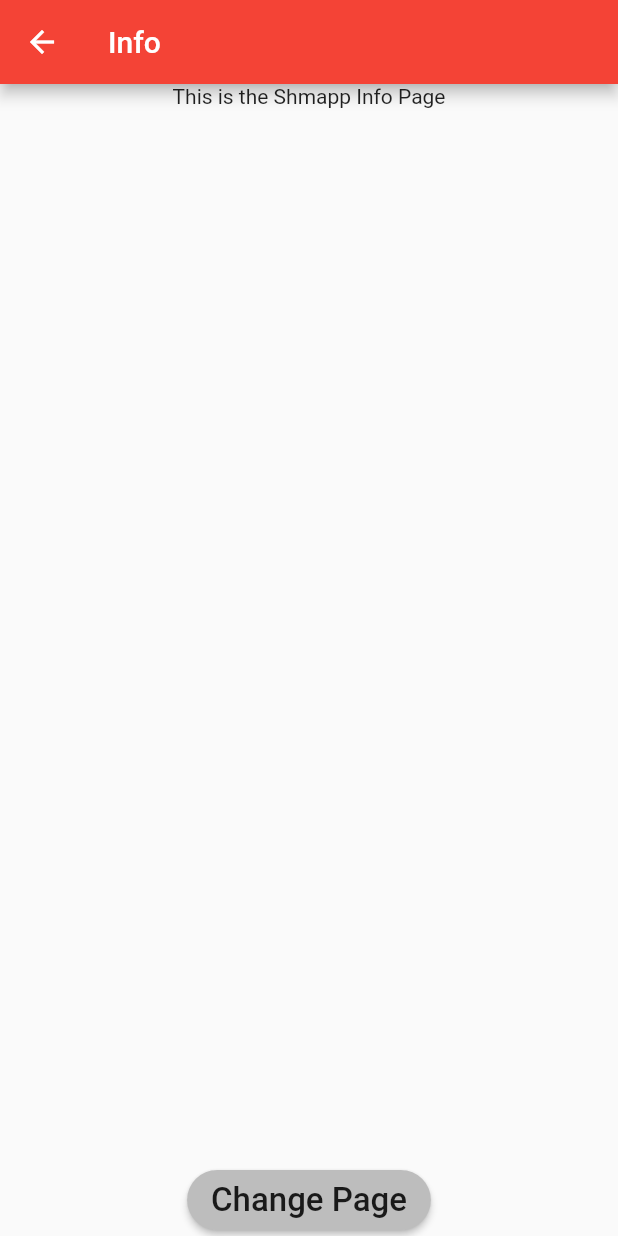
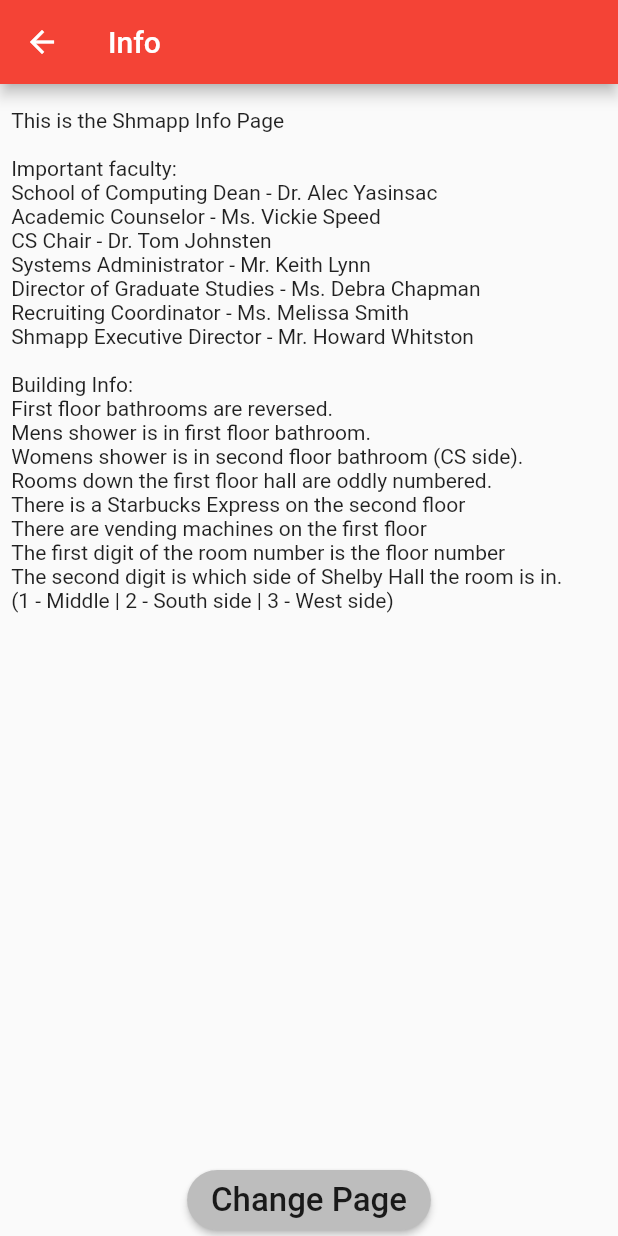
Before and after one commit to KotoKuraken/shmapp, a Flutter app: the MyInfoPage screen opened directly, on a phone screen of 412 x 824 dp. Run offline on Flutter 3.47's test engine with Material 2 defaults, Android fonts, the phone set to English and light mode, and no system bars; our stand-ins replace photo_view; missing offline and left inert: sqljocky5.

Commit message:
Info Page progress

```diff
--- a/lib/main.dart
+++ b/lib/main.dart
@@ -2016,8 +2016,34 @@ class _MyInfoPageState extends State<MyInfoPage> {
           // horizontal).
           mainAxisAlignment: MainAxisAlignment.center,
           children: <Widget>[
-            new Text(
-              'This is the Shmapp Info Page',
+            new Row(
+              mainAxisAlignment: MainAxisAlignment.start,
+              children: <Widget>[
+                Spacer(flex:1),
+                new Text(
+                '\nThis is the Shmapp Info Page\n\n'
+                    ''
+                    'Important faculty:\n'
+                    'School of Computing Dean - Dr. Alec Yasinsac\n'
+                    'Academic Counselor - Ms. Vickie Speed\n'
+                    'CS Chair - Dr. Tom Johnsten\n'
+                    'Systems Administrator - Mr. Keith Lynn\n'
+                    'Director of Graduate Studies - Ms. Debra Chapman\n'
+                    'Recruiting Coordinator - Ms. Melissa Smith\n'
+                    'Shmapp Executive Director - Mr. Howard Whitston\n\n'
+                    ''
+                    'Building Info:\n'
+                    'First floor bathrooms are reversed.\n'
+                    'Mens shower is in first floor bathroom.\n'
+                    'Womens shower is in second floor bathroom (CS side).\n'
+                    'Rooms down the first floor hall are oddly numbered.\n'
+                    'There is a Starbucks Express on the second floor\n'
+                    'There are vending machines on the first floor\n'
+                    'The first digit of the room number is the floor number\n'
+                    'The second digit is which side of Shelby Hall the room is in.\n'
+                    '(1 - Middle | 2 - South side | 3 - West side)\n',
+              ),
+              Spacer(flex: 5)],
             ),
             new Spacer(flex: 1),
             new Row(
```
